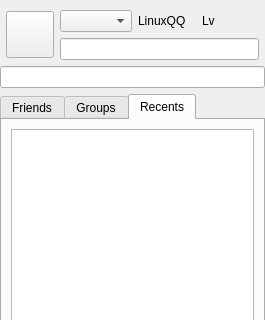
First picture: the form in src/ui/mainwindow.ui, repository zhanlangsir/Qtqq, before the edit; both pictures show x 0 to 265 and y 0 to 320 of the 265 by 528 pixel window.
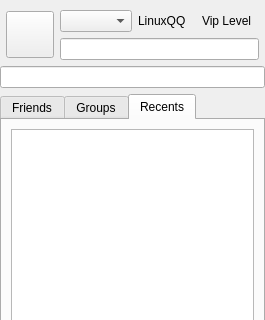
Second picture: the form after the edit. The open tabs and pages were chosen to show the change. Custom widgets are drawn as their Qt base class.

Diff of the .ui file:
```diff
--- a/src/ui/mainwindow.ui
+++ b/src/ui/mainwindow.ui
@@ -114,7 +114,7 @@
                 <string notr="true"/>
                </property>
                <property name="text">
-                <string>Lv</string>
+                <string>Vip Level</string>
                </property>
               </widget>
              </item>
```
Left out of the diff: 24 changed lines with no effect on the pictures.
